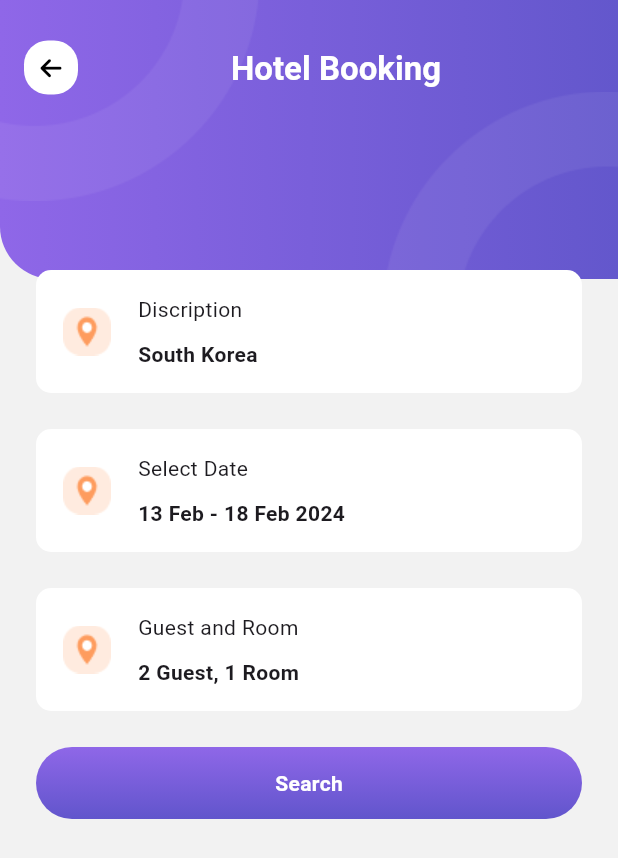
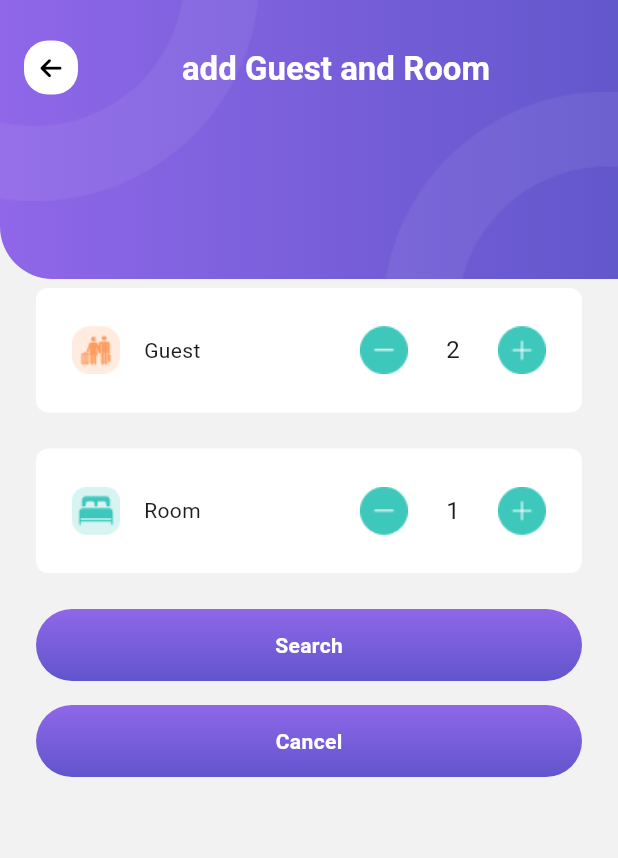
Before and after one commit to NguyenMinhDuc163/Travel-App, a Flutter app: the HotelBookingScreen screen opened by its route, after a tap on "Guest and Room", on a phone screen of 412 x 824 dp. Shown: the top 858 px of the screen. Run offline on Flutter 3.47's test engine with Material 3 defaults, Android fonts, the phone set to English and light mode, and no system bars; our stand-ins replace font_awesome_flutter, hive_flutter, salomon_bottom_bar, smooth_page_indicator, syncfusion_flutter_datepicker; missing offline and left inert: dart:ffi; accounts and stored records are empty.

Commit message:
create screen guest and room

```diff
--- /dev/null
+++ b/lib/representation/screens/guest_and_room_booking_screen.dart
@@ -0,0 +1,56 @@
+import 'package:flutter/material.dart';
+import 'package:travel_app/core/constants/dimension_constants.dart';
+import 'package:travel_app/core/helpers/asset_helper.dart';
+import 'package:travel_app/representation/widgets/app_bar_container.dart';
+
+import '../widgets/buttom_widget.dart';
+import '../widgets/item_add_guest_and_room.dart';
+
+class GuestAndRoomBookingScreen extends StatefulWidget {
+  const GuestAndRoomBookingScreen({super.key});
+  static const String routeName = '/guest_and_room_screen';
+  @override
+  State<GuestAndRoomBookingScreen> createState() =>
+      _GuestAndRoomBookingScreenState();
+}
+
+class _GuestAndRoomBookingScreenState extends State<GuestAndRoomBookingScreen> {
+  @override
+  Widget build(BuildContext context) {
+    return AppBarContinerWidget(
+      titleString: "add Guest and Room",
+      child: Column(
+        children: [
+          SizedBox(
+            height: kMediumPadding * 1.5,
+          ),
+          ItemAddGuestAndRoom(
+            title: 'Guest',
+            icon: AssetHelper.icoGuest,
+            initDate: 2,
+          ),
+
+          ItemAddGuestAndRoom(
+            title: 'Room',
+            icon: AssetHelper.icoBed,
+            initDate: 1,
+          ),
+
+          ButtonWidget(
+            title: "Search",
+            ontap: (){
+              Navigator.of(context).pop(); // se tra 1 list ve man booking
+            },
+          ),
+          SizedBox(height: kDefaultPadding,),
+          ButtonWidget(
+            title: "Cancel",
+            ontap: (){
+              Navigator.of(context).pop();
+            },
+          ),
+        ],
+      ),
+    );
+  }
+}
--- a/lib/representation/screens/hotel_booking_screen.dart
+++ b/lib/representation/screens/hotel_booking_screen.dart
@@ -2,6 +2,7 @@ import 'package:flutter/cupertino.dart';
 import 'package:travel_app/core/constants/dimension_constants.dart';
 import 'package:travel_app/core/extentions/date_ext.dart';
 import 'package:travel_app/core/helpers/asset_helper.dart';
+import 'package:travel_app/representation/screens/guest_and_room_booking_screen.dart';
 import 'package:travel_app/representation/screens/select_date_screen.dart';
 import 'package:travel_app/representation/widgets/app_bar_container.dart';
 import 'package:travel_app/representation/widgets/buttom_widget.dart';
@@ -41,7 +42,9 @@ class _HotelBookingScreenState extends State<HotelBookingScreen> {
             }),
 
             SizedBox(height: kMediumPadding,),
-            ItemBookingWidget(icon: AssetHelper.icoLocation, title: "Guest and Room", description: "2 Guest, 1 Room", onTap: (){}),
+            ItemBookingWidget(icon: AssetHelper.icoLocation, title: "Guest and Room", description: "2 Guest, 1 Room", onTap: (){
+              Navigator.of(context).pushNamed(GuestAndRoomBookingScreen.routeName);
+            }),
 
             SizedBox(height: kMediumPadding,),
             ButtonWidget(title: "Search", ontap: (){},)
--- /dev/null
+++ b/lib/representation/widgets/item_add_guest_and_room.dart
@@ -0,0 +1,107 @@
+import 'package:flutter/material.dart';
+import 'package:travel_app/core/constants/dimension_constants.dart';
+import 'package:travel_app/core/helpers/asset_helper.dart';
+import 'package:travel_app/core/helpers/image_helper.dart';
+
+class ItemAddGuestAndRoom extends StatefulWidget {
+  const ItemAddGuestAndRoom(
+      {super.key,
+      required this.title,
+      required this.icon,
+      required this.initDate});
+  final String title;
+  final String icon;
+  final int initDate;
+  @override
+  State<ItemAddGuestAndRoom> createState() => _ItemAddGuestAndRoomState();
+}
+
+class _ItemAddGuestAndRoomState extends State<ItemAddGuestAndRoom> {
+  late final TextEditingController _textEditingController ;
+  final FocusNode _focusNode = FocusNode();
+  late int number;
+
+  @override
+  void initState() { // khi text duoc thay doi thi gtr dc gan lai vao num
+    super.initState();
+    number = widget.initDate;
+    _textEditingController = TextEditingController(text: widget.initDate.toString())..addListener(() {
+      number = int.parse(_textEditingController.text);
+    });
+  }
+
+  @override
+  Widget build(BuildContext context) {
+    return Container(
+      decoration: BoxDecoration(
+        borderRadius: BorderRadius.circular(kTopPadding),
+        color: Colors.white,
+      ),
+      margin: EdgeInsets.only(bottom: kMediumPadding),
+      padding: EdgeInsets.all(kMediumPadding),
+      child: Row(
+        children: [
+          ImageHelper.loadFromAsset(widget.icon),
+          SizedBox(width: kDefaultPadding,),
+          Text(widget.title,), // lay data tu class tren
+          Spacer(),
+          GestureDetector(
+            onTap: (){
+              // neu nho hon 1 thi khong lm gi nua
+              if(number > 1){
+                setState(() {
+                  number--;
+                  _textEditingController.text = number.toString();
+                  if(_focusNode.hasFocus){
+                    _focusNode.unfocus();
+                  }
+                });
+              }
+            },
+            child: ImageHelper.loadFromAsset(AssetHelper.icoDecre),
+          ),
+
+          Container(
+            height: 35,
+            width: 60,
+            padding: EdgeInsets.only(left: 3),
+            alignment: Alignment.center,
+            child: TextField(
+              controller: _textEditingController,
+              textAlign: TextAlign.center,
+              focusNode: _focusNode,
+              enabled: true,
+              autocorrect: false,
+              minLines: 1,
+              maxLines: 1,
+              keyboardType: TextInputType.number,
+              decoration: InputDecoration(
+                border: InputBorder.none,
+                focusedBorder: InputBorder.none,
+                enabledBorder: InputBorder.none,
+                contentPadding: const EdgeInsets.only(
+                  bottom: 18,
+                ),
+              ),
+              onChanged: (value) {},
+              onSubmitted: (String submitValue) {},
+            ),
+          ),
+
+          GestureDetector(
+            onTap: (){
+              setState(() {
+                number++;
+                _textEditingController.text = number.toString();
+                if(_focusNode.hasFocus){
+                  _focusNode.unfocus();
+                }
+              });
+            },
+            child: ImageHelper.loadFromAsset(AssetHelper.icoIncre),
+          ),
+        ],
+      ),
+    );
+  }
+}
--- a/lib/routes.dart
+++ b/lib/routes.dart
@@ -1,4 +1,5 @@
 import 'package:flutter/cupertino.dart';
+import 'package:travel_app/representation/screens/guest_and_room_booking_screen.dart';
 import 'package:travel_app/representation/screens/hotel_booking_screen.dart';
 import 'package:travel_app/representation/screens/hotel_screen.dart';
 import 'package:travel_app/representation/screens/intro_screen.dart';
@@ -13,4 +14,5 @@ final Map<String, WidgetBuilder> routes = { // noi tong hop ca routes
   HotelScreen.routeName: (context) => const HotelScreen(),
   HotelBookingScreen.routeName: (context) => HotelBookingScreen(),
   SelectDateScreen.routeName: (context) =>  SelectDateScreen(),
+  GuestAndRoomBookingScreen.routeName: (context) =>  GuestAndRoomBookingScreen(),
 };
```
